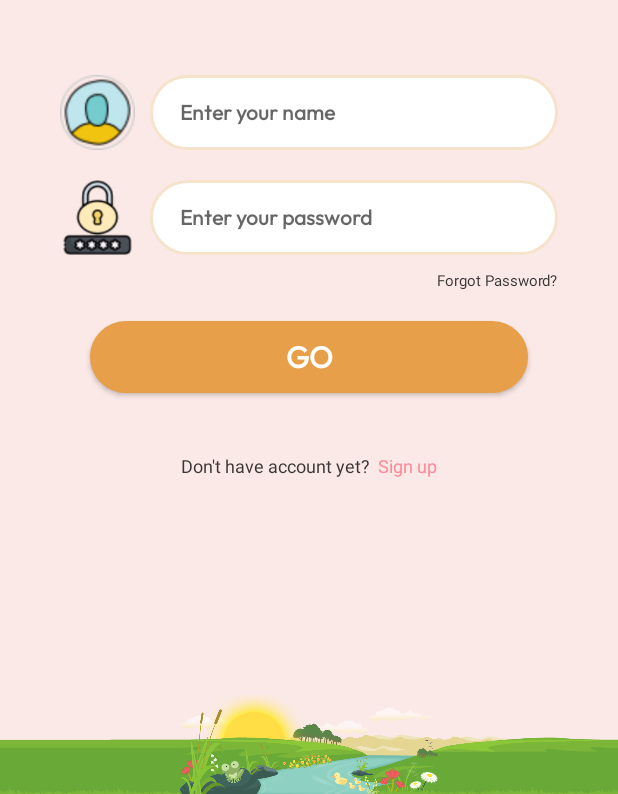
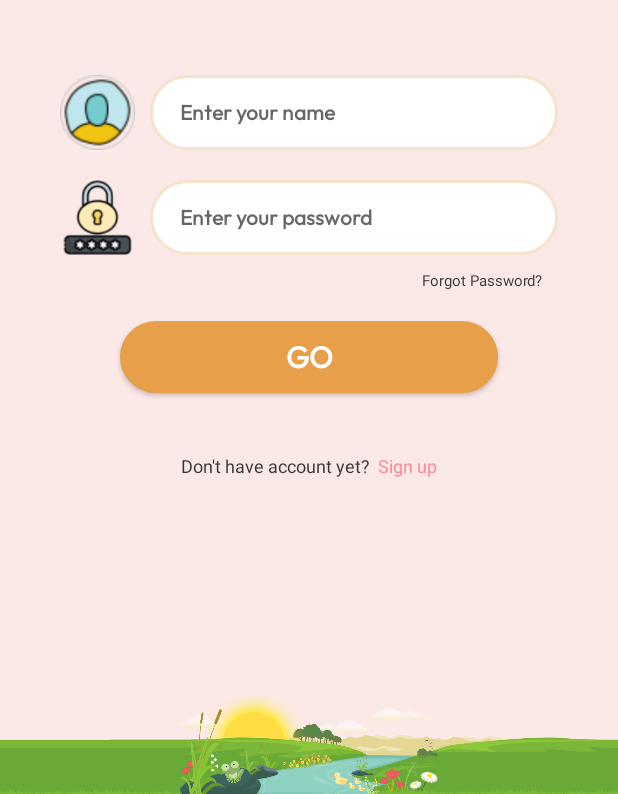
Before and after one commit to mou-smartmux/Pre-School-Learning, an Android app: the layout activity_login.xml on its own in the app's theme, with its tools: preview values and no code run, on a phone screen of 412 x 824 dp, the part 442-1236 px from its top. Run offline under Robolectric (Android 15) with nearby library versions, the phone set to English and light mode, and no system bars; Roboto replaces fonts that are not available here.

```diff
--- a/app/src/main/java/com/mou/preschoollearning/activites/CategoryActivity.java
+++ b/app/src/main/java/com/mou/preschoollearning/activities/CategoryActivity.java
@@ -1,4 +1,4 @@
-package com.mou.preschoollearning.activites;
+package com.mou.preschoollearning.activities;
 
 import androidx.appcompat.app.AppCompatActivity;
 
--- a/app/src/main/java/com/mou/preschoollearning/MainActivity.java
+++ b/app/src/main/java/com/mou/preschoollearning/activities/MainActivity.java
@@ -1,8 +1,10 @@
-package com.mou.preschoollearning;
+package com.mou.preschoollearning.activities;
 
 import androidx.appcompat.app.AppCompatActivity;
 
 import android.os.Bundle;
+
+import com.mou.preschoollearning.R;
 
 public class MainActivity extends AppCompatActivity {
 
--- a/app/src/main/res/layout/activity_login.xml
+++ b/app/src/main/res/layout/activity_login.xml
@@ -5,7 +5,7 @@
     android:layout_width="match_parent"
     android:layout_height="match_parent"
     android:background="#fbe9e7"
-    tools:context=".MainActivity">
+    tools:context=".activities.MainActivity">
 
     <ImageView
         android:id="@+id/imgLogo"
@@ -89,6 +89,7 @@
             android:layout_below="@+id/editTextPassword"
             android:layout_alignEnd="@+id/editTextPassword"
             android:layout_marginTop="10dp"
+            android:layout_marginRight="10dp"
             android:fontFamily="@font/montserrat"
             android:text="Forgot Password?"
             android:textColor="#393636"
@@ -97,11 +98,11 @@
     </RelativeLayout>
 
     <Button
-        android:id="@+id/btnGo"
+        android:id="@+id/btnSignUp"
         android:layout_width="match_parent"
         android:layout_height="wrap_content"
         android:layout_below="@+id/layoutContainer"
-        android:layout_marginHorizontal="60dp"
+        android:layout_marginHorizontal="80dp"
         android:layout_marginTop="20dp"
         android:background="@drawable/background_go"
         android:backgroundTint="#e89f49"
@@ -115,7 +116,7 @@
         android:id="@+id/warningContainer"
         android:layout_width="match_parent"
         android:layout_height="wrap_content"
-        android:layout_below="@id/btnGo"
+        android:layout_below="@id/btnSignUp"
         android:layout_marginTop="40dp"
         android:gravity="center">
 
@@ -133,7 +134,7 @@
             android:id="@+id/txtSignUp"
             android:layout_width="wrap_content"
             android:layout_height="wrap_content"
-            android:layout_alignEnd="@+id/btnGo"
+            android:layout_alignEnd="@+id/btnSignUp"
             android:fontFamily="@font/montserrat"
             android:gravity="center"
             android:text="Sign up"
--- a/app/src/main/res/layout/activity_main.xml
+++ b/app/src/main/res/layout/activity_main.xml
@@ -4,7 +4,7 @@
     xmlns:tools="http://schemas.android.com/tools"
     android:layout_width="match_parent"
     android:layout_height="match_parent"
-    tools:context=".MainActivity">
+    tools:context=".activities.MainActivity">
 
     <TextView
         android:layout_width="wrap_content"
--- a/build.gradle
+++ b/build.gradle
@@ -6,6 +6,7 @@ buildscript {
     }
     dependencies {
         classpath "com.android.tools.build:gradle:4.2.1"
+        classpath 'com.google.gms:google-services:4.3.10'
 
         // NOTE: Do not place your application dependencies here; they belong
         // in the individual module build.gradle files
@@ -15,8 +16,7 @@ buildscript {
 allprojects {
     repositories {
         google()
-        mavenCentral()
-        jcenter() // Warning: this repository is going to shut down soon
+        mavenCentral()// Warning: this repository is going to shut down soon
     }
 }
 
```
Also changed, not shown: app/build.gradle (+13 -0 lines), app/src/main/AndroidManifest.xml (+10 -6 lines), app/src/main/java/com/mou/preschoollearning/activities/LoginActivity.java (renamed from app/src/main/java/com/mou/preschoollearning/LoginActivity.java, +11 -2 lines), app/src/main/java/com/mou/preschoollearning/activities/SplashActivity.java (+31 -7 lines), app/src/main/res/layout/activity_splash.xml (+11 -0 lines).
